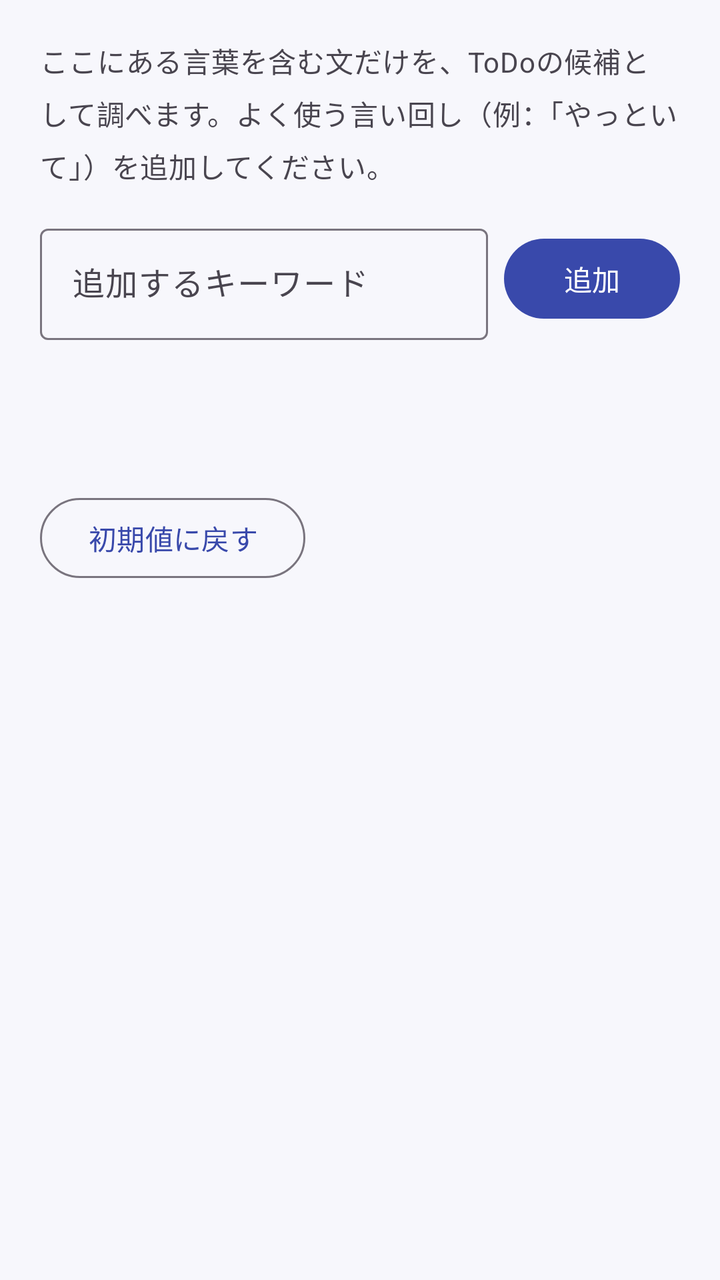
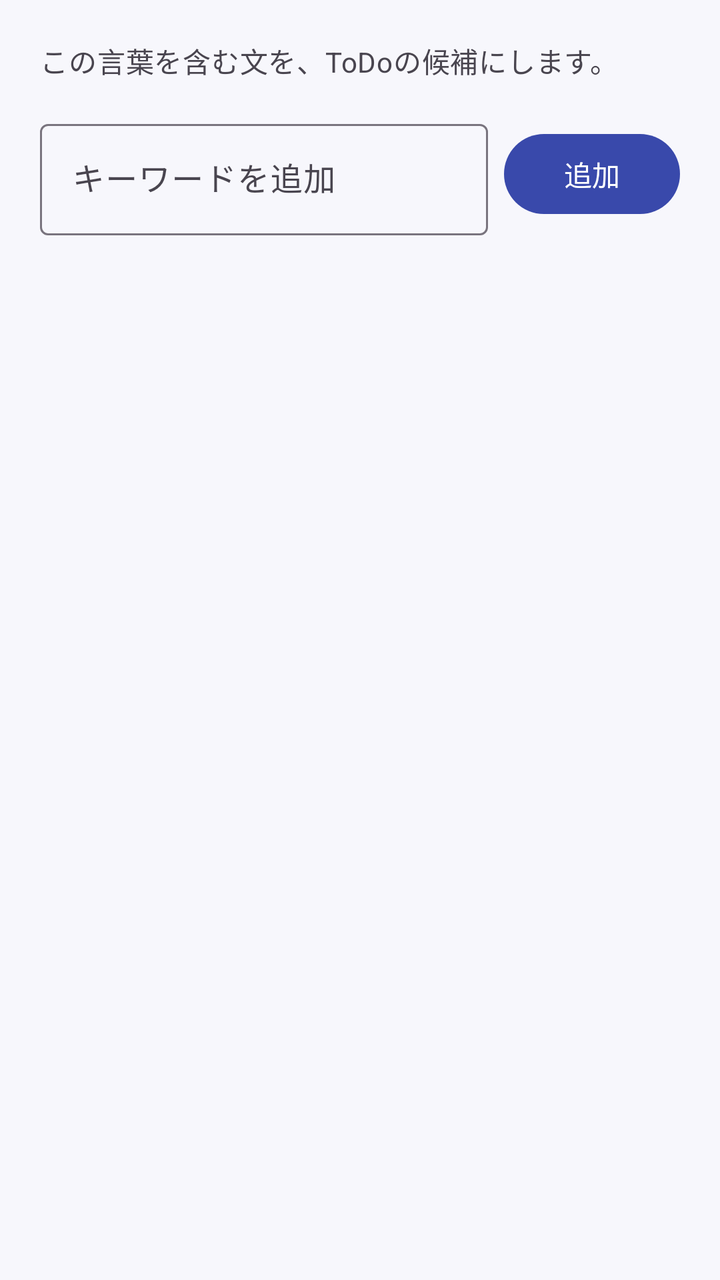

Compare the two renders of this Android layout. The source of the first and the diff that turns it into the second are given below.
<!-- AndroidManifest.xml: application theme Theme.MimiMemo -->
<!-- res/layout/activity_settings.xml -->
<?xml version="1.0" encoding="utf-8"?>
<ScrollView xmlns:android="http://schemas.android.com/apk/res/android"
    android:layout_width="match_parent"
    android:layout_height="match_parent">

    <LinearLayout
        android:layout_width="match_parent"
        android:layout_height="wrap_content"
        android:orientation="vertical"
        android:padding="20dp">

        <TextView
            android:layout_width="match_parent"
            android:layout_height="wrap_content"
            android:lineSpacingMultiplier="1.3"
            android:text="@string/settings_description"
            android:textAppearance="?attr/textAppearanceBodyMedium"
            android:textColor="?attr/colorOnSurfaceVariant" />

        <LinearLayout
            android:layout_width="match_parent"
            android:layout_height="wrap_content"
            android:layout_marginTop="16dp"
            android:gravity="center_vertical"
            android:orientation="horizontal">

            <com.google.android.material.textfield.TextInputLayout
                android:id="@+id/layoutKeyword"
                style="@style/Widget.Material3.TextInputLayout.OutlinedBox"
                android:layout_width="0dp"
                android:layout_height="wrap_content"
                android:layout_weight="1"
                android:hint="@string/keyword_hint">

                <com.google.android.material.textfield.TextInputEditText
                    android:id="@+id/editKeyword"
                    android:layout_width="match_parent"
                    android:layout_height="wrap_content"
                    android:imeOptions="actionDone"
                    android:inputType="text" />
            </com.google.android.material.textfield.TextInputLayout>

            <com.google.android.material.button.MaterialButton
                android:id="@+id/buttonAdd"
                android:layout_width="wrap_content"
                android:layout_height="wrap_content"
                android:layout_marginStart="8dp"
                android:text="@string/action_add_keyword" />
        </LinearLayout>

        <TextView
            android:id="@+id/textCount"
            style="@style/MimiMemo.SectionTitle"
            android:layout_width="wrap_content"
            android:layout_height="wrap_content"
            android:layout_marginTop="24dp" />

        <com.google.android.material.chip.ChipGroup
            android:id="@+id/chipGroup"
            android:layout_width="match_parent"
            android:layout_height="wrap_content"
            android:layout_marginTop="8dp" />

        <com.google.android.material.button.MaterialButton
            android:id="@+id/buttonReset"
            style="@style/Widget.Material3.Button.OutlinedButton"
            android:layout_width="wrap_content"
            android:layout_height="wrap_content"
            android:layout_marginTop="24dp"
            android:text="@string/action_reset" />
    </LinearLayout>
</ScrollView>
<!-- resources referenced by this layout -->
<resources>
  <string name="action_add_keyword">追加</string>
  <string name="action_reset">初期値に戻す</string>
  <string name="keyword_hint">追加するキーワード</string>
  <string name="settings_description">ここにある言葉を含む文だけを、ToDoの候補として調べます。よく使う言い回し（例：「やっといて」）を追加してください。</string>
  <style name="MimiMemo.SectionTitle" parent="">
          <item name="android:textAppearance">?attr/textAppearanceTitleSmall</item>
          <item name="android:textColor">?attr/colorOnSurfaceVariant</item>
      </style>
  <style name="Theme.MimiMemo" parent="Theme.Material3.DayNight">
          <item name="colorPrimary">@color/primary</item>
          <item name="colorOnPrimary">@color/on_primary</item>
          <item name="colorPrimaryContainer">@color/primary_container</item>
          <item name="colorOnPrimaryContainer">@color/on_primary_container</item>
          <item name="colorSecondaryContainer">@color/primary_container</item>
          <item name="colorOnSecondaryContainer">@color/on_primary_container</item>
          <item name="android:colorBackground">@color/background</item>
          <item name="colorSurface">@color/background</item>
          <item name="actionBarStyle">@style/MimiMemo.ActionBar</item>
          <item name="actionBarTheme">@style/ThemeOverlay.Material3.Dark.ActionBar</item>
          <item name="android:statusBarColor">@color/appbar_deep</item>
          <item name="android:windowLightStatusBar">false</item>
          <item name="android:windowOptOutEdgeToEdgeEnforcement" tools:targetApi="35">true</item>
      </style>
  <color name="primary">#3949AB</color>
  <color name="on_primary">#FFFFFF</color>
  <color name="primary_container">#DEE0FF</color>
  <color name="on_primary_container">#00105C</color>
  <color name="background">#F7F7FC</color>
  <style name="MimiMemo.ActionBar" parent="Widget.Material3.ActionBar.Solid">
          <item name="background">@color/appbar</item>
          <item name="elevation">0dp</item>
          <item name="titleTextStyle">@style/MimiMemo.ActionBar.Title</item>
      </style>
  <color name="appbar_deep">#283593</color>
  <color name="appbar">#3949AB</color>
  <style name="MimiMemo.ActionBar.Title" parent="TextAppearance.Material3.TitleLarge">
          <item name="android:textColor">#FFFFFF</item>
      </style>
</resources>

<!-- the commit's change to res/layout/activity_settings.xml (unified diff, before → after) -->
@@ -12,7 +12,6 @@
         <TextView
             android:layout_width="match_parent"
             android:layout_height="wrap_content"
-            android:lineSpacingMultiplier="1.3"
             android:text="@string/settings_description"
             android:textAppearance="?attr/textAppearanceBodyMedium"
             android:textColor="?attr/colorOnSurfaceVariant" />
@@ -48,25 +47,11 @@
                 android:text="@string/action_add_keyword" />
         </LinearLayout>
 
-        <TextView
-            android:id="@+id/textCount"
-            style="@style/MimiMemo.SectionTitle"
-            android:layout_width="wrap_content"
-            android:layout_height="wrap_content"
-            android:layout_marginTop="24dp" />
-
         <com.google.android.material.chip.ChipGroup
             android:id="@+id/chipGroup"
             android:layout_width="match_parent"
             android:layout_height="wrap_content"
-            android:layout_marginTop="8dp" />
+            android:layout_marginTop="16dp" />
 
-        <com.google.android.material.button.MaterialButton
-            android:id="@+id/buttonReset"
-            style="@style/Widget.Material3.Button.OutlinedButton"
-            android:layout_width="wrap_content"
-            android:layout_height="wrap_content"
-            android:layout_marginTop="24dp"
-            android:text="@string/action_reset" />
     </LinearLayout>
 </ScrollView>
<!-- resource entries referenced after the edit -->
@@ -1,13 +1,8 @@
 <!-- resources referenced by this layout -->
 <resources>
   <string name="action_add_keyword">追加</string>
-  <string name="action_reset">初期値に戻す</string>
-  <string name="keyword_hint">追加するキーワード</string>
-  <string name="settings_description">ここにある言葉を含む文だけを、ToDoの候補として調べます。よく使う言い回し（例：「やっといて」）を追加してください。</string>
-  <style name="MimiMemo.SectionTitle" parent="">
-          <item name="android:textAppearance">?attr/textAppearanceTitleSmall</item>
-          <item name="android:textColor">?attr/colorOnSurfaceVariant</item>
-      </style>
+  <string name="keyword_hint">キーワードを追加</string>
+  <string name="settings_description">この言葉を含む文を、ToDoの候補にします。</string>
   <style name="Theme.MimiMemo" parent="Theme.Material3.DayNight">
           <item name="colorPrimary">@color/primary</item>
           <item name="colorOnPrimary">@color/on_primary</item>
